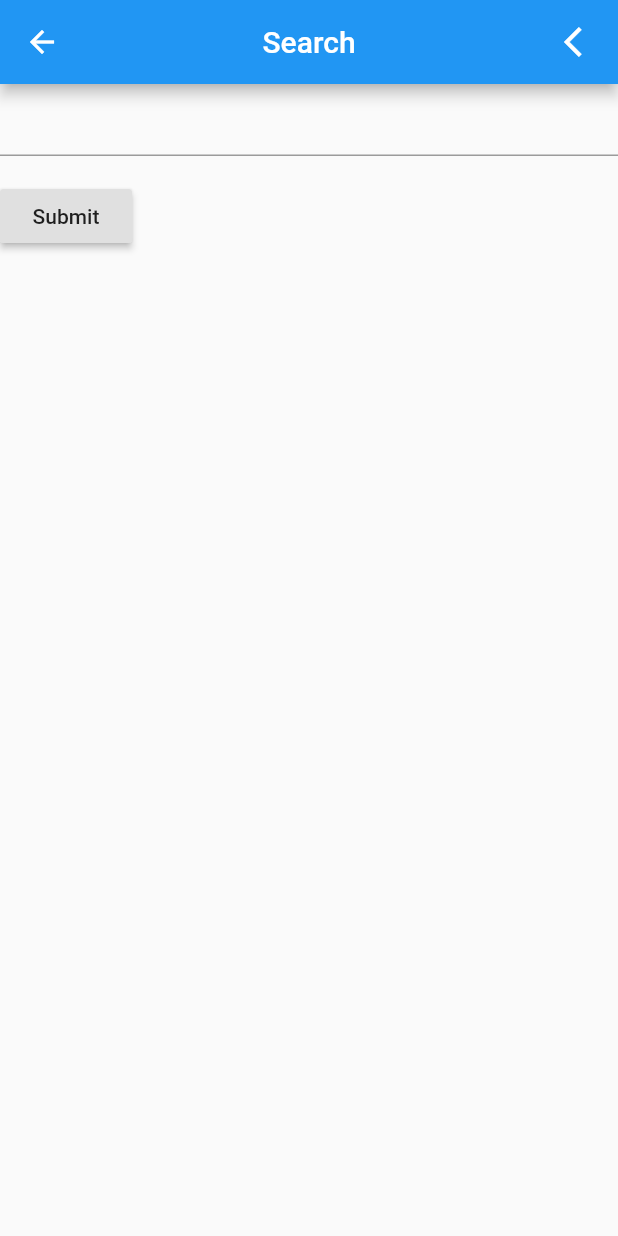
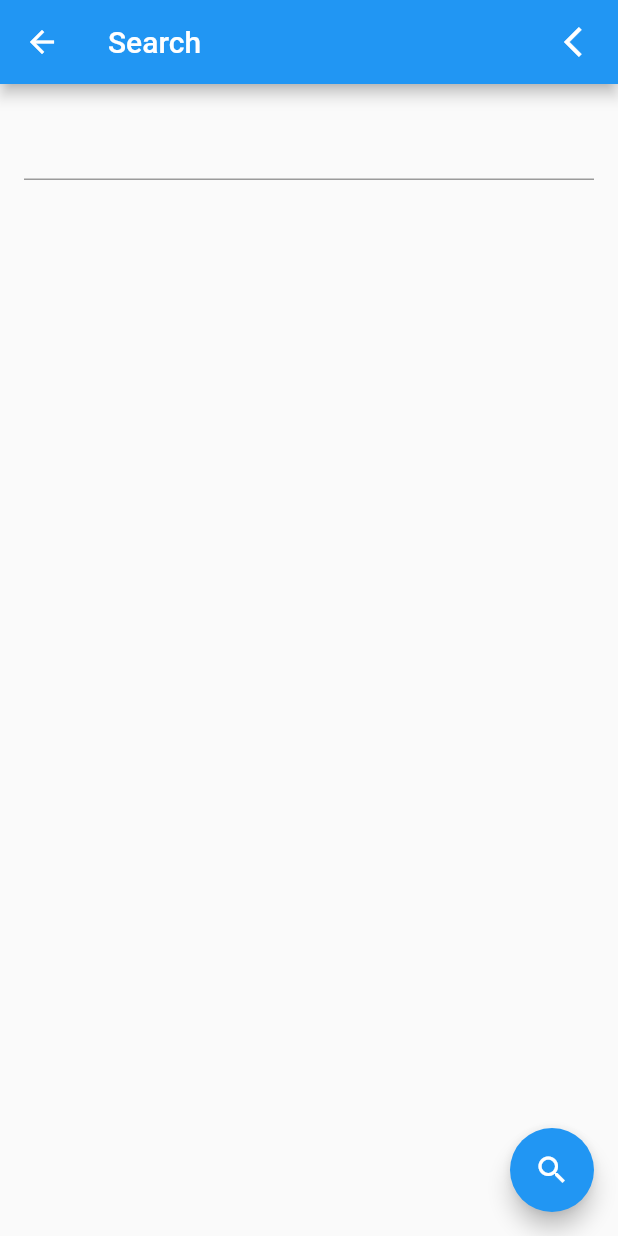
Before and after one commit to sarrasou/sugr, a Flutter app: the screen it shows after launch, item 3 of the bottom bar chosen, on a phone screen of 412 x 824 dp. Run offline on Flutter 3.47's test engine with Material 2 defaults, Android fonts, the phone set to English and light mode, and no system bars; our stand-ins replace camera.

Commit message:
Changed search screen to grab input

```diff
--- a/lib/main.dart
+++ b/lib/main.dart
@@ -15,8 +15,8 @@ Future<void> main() async {
     initialRoute: '/',
     routes: {
       '/': (context) => Home(),
-      '/search': (context) => Search(),
-      '/saved': (context) => Saved(),
+      '/search': (context) => SearchWidget(),
+      '/saved': (context) => SearchWidget(),
     },
   ));
 }
@@ -172,13 +172,25 @@ class _CameraAppState extends State<CameraApp> {
   }
 }
 
-class Search extends StatelessWidget {
+class SearchWidget extends StatefulWidget {
+  @override
+  _SearchWidgetState createState() => _SearchWidgetState();
+}
+
+class _SearchWidgetState extends State<SearchWidget> {
+  final searchController = TextEditingController();
+
+  @override
+  void dispose() {
+    searchController.dispose();
+    super.dispose();
+  }
+
   @override
   Widget build(BuildContext context) {
     return Scaffold(
       appBar: AppBar(
-        title: Text("Search"),
-        centerTitle: true,
+        title: Text('Search'),
         actions: <Widget>[
           IconButton(
               icon: Icon(Icons.arrow_back_ios),
@@ -187,69 +199,29 @@ class Search extends StatelessWidget {
               }),
         ],
       ),
-      body: InputWidget(),
-    );
-  }
-}
-
-class Saved extends StatelessWidget {
-  @override
-  Widget build(BuildContext context) {
-    return Scaffold(
-      appBar: AppBar(
-        title: Text("User Information"),
-        centerTitle: true,
-        actions: <Widget>[
-          IconButton(
-              icon: Icon(Icons.arrow_back_ios),
-              onPressed: () {
-                Navigator.pop(context);
-              }),
-        ],
-      ),
-      body: InputWidget(),
-    );
-  }
-}
-
-class InputWidget extends StatefulWidget {
-  InputWidget({Key key}) : super(key: key);
-
-  @override
-  _InputWidgetState createState() => _InputWidgetState();
-}
-
-class _InputWidgetState extends State<InputWidget> {
-  final _formKey = GlobalKey<FormState>();
-
-  @override
-  Widget build(BuildContext context) {
-    return Form(
-      key: _formKey,
-      child: Column(
-        crossAxisAlignment: CrossAxisAlignment.start,
-        children: <Widget>[
-          TextFormField(
-            validator: (value) {
-              if (value.isEmpty) {
-                return 'Please enter some text';
-              }
-              return null;
-            },
-          ),
-          Padding(
-            padding: const EdgeInsets.symmetric(vertical: 16.0),
-            child: RaisedButton(
-              onPressed: () {
-                // Validate will return true if the form is valid, or false if
-                // the form is invalid.
-                if (_formKey.currentState.validate()) {
-                }
-              },
-              child: Text('Submit'),
+      body: Padding(
+        padding: const EdgeInsets.all(16.0),
+        child: TextField(
+          controller: searchController,
         ),
       ),
-        ],
+      floatingActionButton: FloatingActionButton(
+        // When the user presses the button, show an alert dialog containing
+        // the text that the user has entered into the text field.
+        onPressed: () {
+          return showDialog(
+            context: context,
+            builder: (context) {
+              return AlertDialog(
+                // Retrieve the text the that user has entered by using the
+                // TextEditingController.
+                content: Text(searchController.text),
+              );
+            },
+          );
+        },
+        tooltip: 'Show me the value!',
+        child: Icon(Icons.search),
       ),
     );
   }
```
Lines whose indentation alone changed are shown as unchanged.
